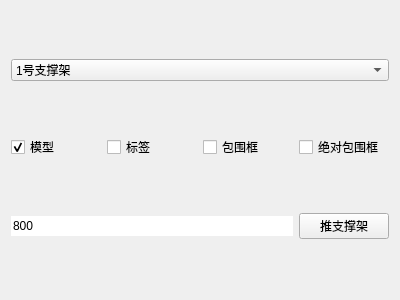
Above: ui/simulate_win.ui from ez4jc/working_face_master before the change. Below: the same form after it.
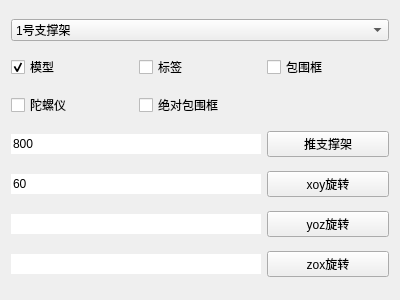
That is the form after the change.

Commit message: 模型精细化；陀螺仪加入；旋转功能加入；加载工作场景进度条

```diff
--- a/ui/simulate_win.ui
+++ b/ui/simulate_win.ui
@@ -21,6 +21,29 @@
      </property>
     </widget>
    </item>
+   <item row="3" column="0" colspan="2">
+    <widget class="QLineEdit" name="lineEdit_pushSupporter">
+     <property name="text">
+      <string>800</string>
+     </property>
+     <property name="maxLength">
+      <number>5</number>
+     </property>
+     <property name="frame">
+      <bool>false</bool>
+     </property>
+     <property name="placeholderText">
+      <string>移动距离（单位：毫米）</string>
+     </property>
+    </widget>
+   </item>
+   <item row="2" column="1">
+    <widget class="QCheckBox" name="checkBox_static_wraparound_frame">
+     <property name="text">
+      <string>绝对包围框</string>
+     </property>
+    </widget>
+   </item>
    <item row="1" column="0">
     <widget class="QCheckBox" name="checkBox_supporter_model">
      <property name="text">
@@ -31,27 +54,21 @@
      </property>
     </widget>
    </item>
-   <item row="1" column="2">
-    <widget class="QCheckBox" name="checkBox_wraparound_frame">
+   <item row="3" column="2">
+    <widget class="QPushButton" name="pushButton_pushSupport">
      <property name="text">
-      <string>包围框</string>
+      <string>推支撑架</string>
      </property>
-     <property name="checked">
-      <bool>false</bool>
-     </property>
-     <property name="tristate">
-      <bool>false</bool>
-     </property>
     </widget>
    </item>
-   <item row="1" column="3">
-    <widget class="QCheckBox" name="checkBox_static_wraparound_frame">
+   <item row="2" column="0">
+    <widget class="QCheckBox" name="checkBox_gyro">
      <property name="text">
-      <string>绝对包围框</string>
+      <string>陀螺仪</string>
      </property>
     </widget>
    </item>
-   <item row="0" column="0" colspan="4">
+   <item row="0" column="0" colspan="3">
     <widget class="QComboBox" name="comboBox_supporter">
      <property name="currentIndex">
       <number>0</number>
@@ -158,26 +175,70 @@
      </item>
     </widget>
    </item>
-   <item row="2" column="3">
-    <widget class="QPushButton" name="pushButton_pushSupport">
+   <item row="1" column="2">
+    <widget class="QCheckBox" name="checkBox_wraparound_frame">
      <property name="text">
-      <string>推支撑架</string>
+      <string>包围框</string>
      </property>
+     <property name="checked">
+      <bool>false</bool>
+     </property>
+     <property name="tristate">
+      <bool>false</bool>
+     </property>
     </widget>
    </item>
-   <item row="2" column="0" colspan="3">
-    <widget class="QLineEdit" name="lineEdit_pushSupporter">
+   <item row="4" column="2">
+    <widget class="QPushButton" name="pushButton_xoy">
      <property name="text">
-      <string>800</string>
+      <string>xoy旋转</string>
      </property>
+    </widget>
+   </item>
+   <item row="4" column="0" colspan="2">
+    <widget class="QLineEdit" name="lineEdit_xoy">
+     <property name="text">
+      <string>60</string>
+     </property>
      <property name="maxLength">
-      <number>5</number>
+      <number>3</number>
      </property>
      <property name="frame">
       <bool>false</bool>
      </property>
-     <property name="placeholderText">
-      <string>移动距离（单位：毫米）</string>
+    </widget>
+   </item>
+   <item row="5" column="0" colspan="2">
+    <widget class="QLineEdit" name="lineEdit_yoz">
+     <property name="maxLength">
+      <number>3</number>
+     </property>
+     <property name="frame">
+      <bool>false</bool>
+     </property>
+    </widget>
+   </item>
+   <item row="6" column="0" colspan="2">
+    <widget class="QLineEdit" name="lineEdit_zox">
+     <property name="maxLength">
+      <number>3</number>
+     </property>
+     <property name="frame">
+      <bool>false</bool>
+     </property>
+    </widget>
+   </item>
+   <item row="5" column="2">
+    <widget class="QPushButton" name="pushButton_yoz">
+     <property name="text">
+      <string>yoz旋转</string>
+     </property>
+    </widget>
+   </item>
+   <item row="6" column="2">
+    <widget class="QPushButton" name="pushButton_zox">
+     <property name="text">
+      <string>zox旋转</string>
      </property>
     </widget>
    </item>
```
The commit also changes 14 other files.
